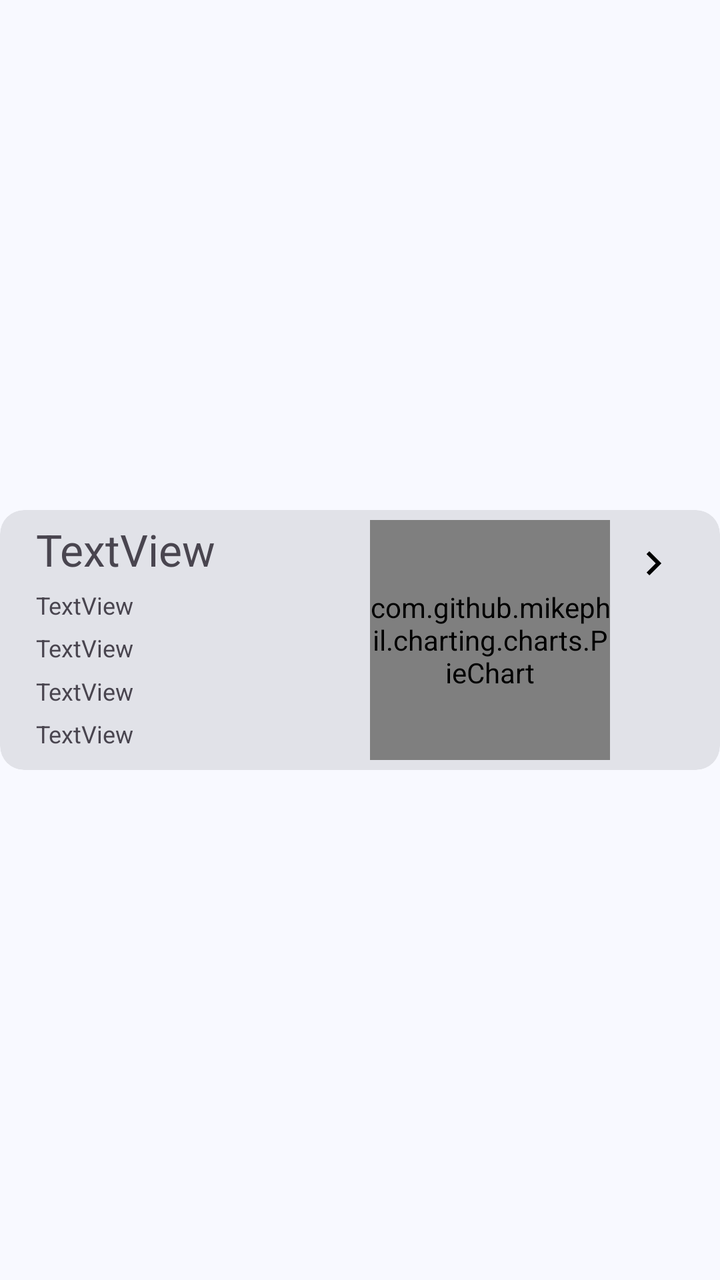
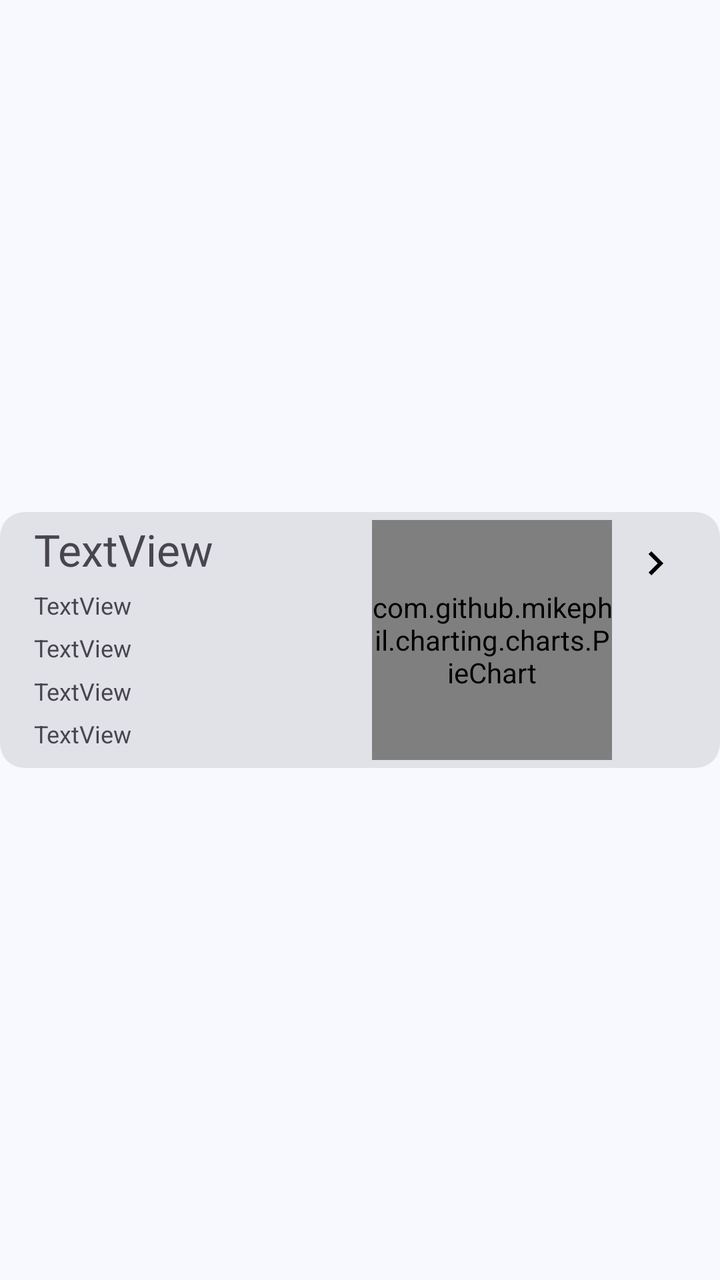

Before-and-after screenshots of an Android layout around one commit, followed by the original layout XML and the change that was made.
<!-- AndroidManifest.xml: application theme Theme.MnemoAI -->
<!-- res/layout/item_vocabulary_card.xml -->
<?xml version="1.0" encoding="utf-8"?>
<androidx.constraintlayout.widget.ConstraintLayout xmlns:android="http://schemas.android.com/apk/res/android"
    xmlns:app="http://schemas.android.com/apk/res-auto"
    xmlns:tools="http://schemas.android.com/tools"
    android:layout_width="match_parent"
    android:layout_height="wrap_content"
    android:layout_margin="8dp">

    <com.google.android.material.card.MaterialCardView
        android:id="@+id/vocabularyCV"
        style="@style/Widget.MyApp.CardView.Middle"
        android:layout_width="0dp"
        android:layout_height="wrap_content"
        app:layout_constraintBottom_toBottomOf="parent"
        app:layout_constraintEnd_toEndOf="parent"
        app:layout_constraintStart_toStartOf="parent"
        app:layout_constraintTop_toTopOf="parent">

        <androidx.constraintlayout.widget.ConstraintLayout
            android:layout_width="match_parent"
            android:layout_height="match_parent"
            android:layout_margin="5dp">

            <com.google.android.material.textview.MaterialTextView
                android:id="@+id/vocabularyGroupTV"
                android:layout_width="wrap_content"
                android:layout_height="wrap_content"
                android:text="TextView"
                android:textSize="@dimen/text_size_title_large"
                app:layout_constraintEnd_toEndOf="parent"
                app:layout_constraintHorizontal_bias="0.05"
                app:layout_constraintStart_toStartOf="parent"
                app:layout_constraintTop_toTopOf="parent" />

            <com.google.android.material.textview.MaterialTextView
                android:id="@+id/totalCountTV"
                android:layout_width="wrap_content"
                android:layout_height="wrap_content"
                android:text="TextView"
                android:textSize="@dimen/text_size_body_small"
                app:layout_constraintBottom_toTopOf="@+id/learningCountTV"
                app:layout_constraintStart_toStartOf="@+id/vocabularyGroupTV"
                app:layout_constraintTop_toBottomOf="@+id/vocabularyGroupTV" />

            <com.google.android.material.textview.MaterialTextView
                android:id="@+id/learningCountTV"
                android:layout_width="wrap_content"
                android:layout_height="wrap_content"
                android:text="TextView"
                android:textSize="@dimen/text_size_body_small"
                app:layout_constraintBottom_toTopOf="@+id/reviewingCountTV"
                app:layout_constraintStart_toStartOf="@+id/vocabularyGroupTV"
                app:layout_constraintTop_toBottomOf="@+id/totalCountTV" />

            <com.google.android.material.textview.MaterialTextView
                android:id="@+id/reviewingCountTV"
                android:layout_width="wrap_content"
                android:layout_height="wrap_content"
                android:text="TextView"
                android:textSize="@dimen/text_size_body_small"
                app:layout_constraintBottom_toTopOf="@+id/masteredCountTV"
                app:layout_constraintStart_toStartOf="@+id/vocabularyGroupTV"
                app:layout_constraintTop_toBottomOf="@+id/learningCountTV" />

            <com.google.android.material.textview.MaterialTextView
                android:id="@+id/masteredCountTV"
                android:layout_width="wrap_content"
                android:layout_height="wrap_content"
                android:text="TextView"
                android:textSize="@dimen/text_size_body_small"
                app:layout_constraintBottom_toBottomOf="parent"
                app:layout_constraintStart_toStartOf="@+id/vocabularyGroupTV"
                app:layout_constraintTop_toBottomOf="@+id/reviewingCountTV" />

            <com.github.mikephil.charting.charts.PieChart
                android:id="@+id/statisticPieChart"
                android:layout_width="120dp"
                android:layout_height="120dp"
                android:layout_marginEnd="50dp"
                app:layout_constraintBottom_toBottomOf="parent"
                app:layout_constraintEnd_toEndOf="parent"
                app:layout_constraintTop_toTopOf="parent" />

            <ImageView
                android:id="@+id/imageView"
                android:layout_width="wrap_content"
                android:layout_height="wrap_content"
                app:layout_constraintBottom_toBottomOf="parent"
                app:layout_constraintEnd_toEndOf="parent"
                app:layout_constraintHorizontal_bias="0.95"
                app:layout_constraintStart_toStartOf="parent"
                app:layout_constraintTop_toTopOf="parent"
                app:layout_constraintVertical_bias="0.1"
                app:srcCompat="@drawable/baseline_keyboard_arrow_right_24" />
        </androidx.constraintlayout.widget.ConstraintLayout>
    </com.google.android.material.card.MaterialCardView>

</androidx.constraintlayout.widget.ConstraintLayout>
<!-- resources referenced by this layout -->
<resources>
  <dimen name="text_size_body_small">12sp</dimen>
  <dimen name="text_size_title_large">22sp</dimen>
  <!-- drawable baseline_keyboard_arrow_right_24 (drawable) -->
  <vector xmlns:android="http://schemas.android.com/apk/res/android" android:autoMirrored="true" android:height="24dp" android:tint="#000000" android:viewportHeight="24" android:viewportWidth="24" android:width="24dp">
        
      <path android:fillColor="@android:color/white" android:pathData="M8.59,16.59L13.17,12 8.59,7.41 10,6l6,6 -6,6 -1.41,-1.41z"/>
      
  </vector>
  <style name="Widget.MyApp.CardView.Middle" parent="Widget.MyApp.CardView.Primary">
          <item name="cornerRadius">6dp</item>
      </style>
  <style name="Widget.MyApp.CardView.Primary" parent="Widget.Material3.CardView.Filled">
      </style>
  <color name="md_theme_primary">#34618D</color>
  <color name="md_theme_onPrimary">#FFFFFF</color>
  <color name="md_theme_primaryContainer">#D0E4FF</color>
  <color name="md_theme_onPrimaryContainer">#164974</color>
  <color name="md_theme_secondary">#525F70</color>
  <color name="md_theme_onSecondary">#FFFFFF</color>
  <color name="md_theme_secondaryContainer">#D6E4F7</color>
  <color name="md_theme_onSecondaryContainer">#3B4857</color>
  <color name="md_theme_tertiary">#6A5779</color>
  <color name="md_theme_onTertiary">#FFFFFF</color>
  <color name="md_theme_tertiaryContainer">#F1DAFF</color>
  <color name="md_theme_onTertiaryContainer">#514060</color>
  <color name="md_theme_error">#BA1A1A</color>
  <color name="md_theme_onError">#FFFFFF</color>
  <color name="md_theme_errorContainer">#FFDAD6</color>
  <color name="md_theme_onErrorContainer">#93000A</color>
  <color name="md_theme_background">#F8F9FF</color>
  <color name="md_theme_onBackground">#191C20</color>
  <color name="md_theme_surface">#F8F9FF</color>
  <color name="md_theme_onSurface">#191C20</color>
  <color name="md_theme_surfaceVariant">#DFE3EB</color>
  <color name="md_theme_onSurfaceVariant">#42474E</color>
  <color name="md_theme_outline">#73777F</color>
  <color name="md_theme_outlineVariant">#C2C7CF</color>
  <color name="md_theme_inverseSurface">#2D3135</color>
  <color name="md_theme_inverseOnSurface">#EFF0F7</color>
  <color name="md_theme_inversePrimary">#9FCAFC</color>
  <color name="md_theme_primaryFixed">#D0E4FF</color>
  <color name="md_theme_onPrimaryFixed">#001D35</color>
  <color name="md_theme_primaryFixedDim">#9FCAFC</color>
  <color name="md_theme_onPrimaryFixedVariant">#164974</color>
  <color name="md_theme_secondaryFixed">#D6E4F7</color>
  <color name="md_theme_onSecondaryFixed">#0F1C2A</color>
  <color name="md_theme_secondaryFixedDim">#BAC8DB</color>
  <color name="md_theme_onSecondaryFixedVariant">#3B4857</color>
  <color name="md_theme_tertiaryFixed">#F1DAFF</color>
  <color name="md_theme_onTertiaryFixed">#241432</color>
  <color name="md_theme_tertiaryFixedDim">#D5BEE5</color>
  <color name="md_theme_onTertiaryFixedVariant">#514060</color>
  <color name="md_theme_surfaceDim">#D8DAE0</color>
  <color name="md_theme_surfaceBright">#F8F9FF</color>
  <color name="md_theme_surfaceContainerLowest">#FFFFFF</color>
  <color name="md_theme_surfaceContainerLow">#F2F3F9</color>
  <color name="md_theme_surfaceContainer">#ECEEF4</color>
  <color name="md_theme_surfaceContainerHigh">#E6E8EE</color>
  <color name="md_theme_surfaceContainerHighest">#E1E2E8</color>
  <color name="awaiting_learning">#64748B</color>
  <color name="reviewing">#F59E0B</color>
  <color name="mastered">#22C55E</color>
  <!-- unchanged entries left out for length: 1 -->
</resources>

<!-- the commit's change to res/layout/item_vocabulary_card.xml (unified diff, before → after) -->
@@ -19,7 +19,7 @@
         <androidx.constraintlayout.widget.ConstraintLayout
             android:layout_width="match_parent"
             android:layout_height="match_parent"
-            android:layout_margin="5dp">
+            android:layout_margin="4dp">
 
             <com.google.android.material.textview.MaterialTextView
                 android:id="@+id/vocabularyGroupTV"
